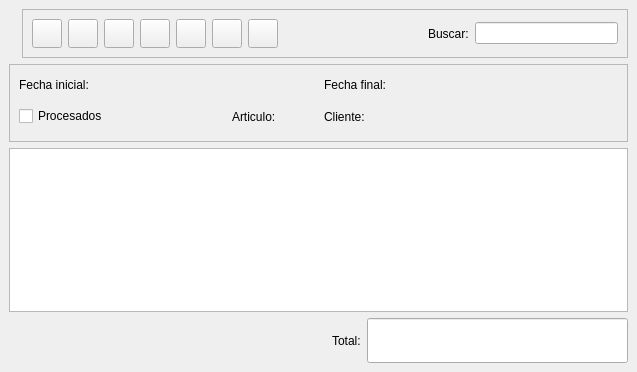
The window that bulmages/bulmafact/src/albaranclientelistbase.ui (eboladev/Bulmages-1) describes before a commit, drawn with Qt 5.
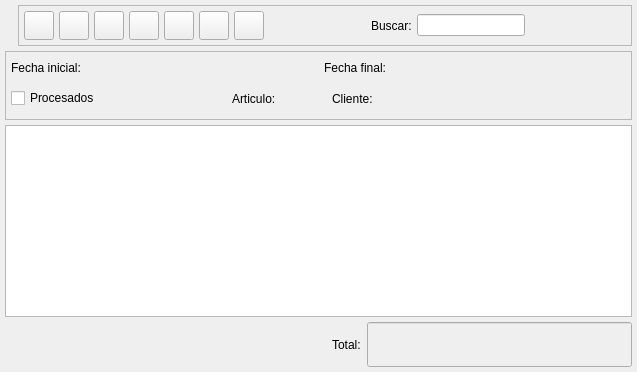
The same window after the commit. Icons and pictures are not drawn. Custom widgets are drawn as their Qt base class.

Patch:
```diff
--- a/bulmages/bulmafact/src/albaranclientelistbase.ui
+++ b/bulmages/bulmafact/src/albaranclientelistbase.ui
@@ -23,10 +23,10 @@
   </property>
   <layout class="QVBoxLayout" >
    <property name="margin" >
-    <number>9</number>
+    <number>5</number>
    </property>
    <property name="spacing" >
-    <number>6</number>
+    <number>5</number>
    </property>
    <item>
     <layout class="QHBoxLayout" >
@@ -56,10 +56,10 @@
        </property>
        <layout class="QHBoxLayout" >
         <property name="margin" >
-         <number>9</number>
+         <number>5</number>
         </property>
         <property name="spacing" >
-         <number>6</number>
+         <number>5</number>
         </property>
         <item>
          <widget class="QToolButton" name="mui_crear" >
@@ -247,6 +247,19 @@
         <item>
          <widget class="QLineEdit" name="m_filtro" />
         </item>
+        <item>
+         <spacer>
+          <property name="orientation" >
+           <enum>Qt::Horizontal</enum>
+          </property>
+          <property name="sizeHint" >
+           <size>
+            <width>40</width>
+            <height>20</height>
+           </size>
+          </property>
+         </spacer>
+        </item>
        </layout>
       </widget>
      </item>
@@ -262,10 +275,10 @@
      </property>
      <layout class="QVBoxLayout" >
       <property name="margin" >
-       <number>9</number>
+       <number>5</number>
       </property>
       <property name="spacing" >
-       <number>6</number>
+       <number>5</number>
       </property>
       <item>
        <layout class="QHBoxLayout" >
@@ -447,6 +460,271 @@
        <property name="enabled" >
         <bool>true</bool>
        </property>
+       <property name="palette" >
+        <palette>
+         <active>
+          <color>
+           <red>0</red>
+           <green>0</green>
+           <blue>0</blue>
+          </color>
+          <color>
+           <red>221</red>
+           <green>223</green>
+           <blue>228</blue>
+          </color>
+          <color>
+           <red>255</red>
+           <green>255</green>
+           <blue>255</blue>
+          </color>
+          <color>
+           <red>255</red>
+           <green>255</green>
+           <blue>255</blue>
+          </color>
+          <color>
+           <red>85</red>
+           <green>85</green>
+           <blue>85</blue>
+          </color>
+          <color>
+           <red>199</red>
+           <green>199</green>
+           <blue>199</blue>
+          </color>
+          <color>
+           <red>0</red>
+           <green>0</green>
+           <blue>0</blue>
+          </color>
+          <color>
+           <red>255</red>
+           <green>255</green>
+           <blue>255</blue>
+          </color>
+          <color>
+           <red>0</red>
+           <green>0</green>
+           <blue>0</blue>
+          </color>
+          <color>
+           <red>239</red>
+           <green>239</green>
+           <blue>239</blue>
+          </color>
+          <color>
+           <red>239</red>
+           <green>239</green>
+           <blue>239</blue>
+          </color>
+          <color>
+           <red>0</red>
+           <green>0</green>
+           <blue>0</blue>
+          </color>
+          <color>
+           <red>103</red>
+           <green>141</green>
+           <blue>178</blue>
+          </color>
+          <color>
+           <red>255</red>
+           <green>255</green>
+           <blue>255</blue>
+          </color>
+          <color>
+           <red>0</red>
+           <green>0</green>
+           <blue>238</blue>
+          </color>
+          <color>
+           <red>82</red>
+           <green>24</green>
+           <blue>139</blue>
+          </color>
+          <color>
+           <red>232</red>
+           <green>232</green>
+           <blue>232</blue>
+          </color>
+         </active>
+         <inactive>
+          <color>
+           <red>0</red>
+           <green>0</green>
+           <blue>0</blue>
+          </color>
+          <color>
+           <red>221</red>
+           <green>223</green>
+           <blue>228</blue>
+          </color>
+          <color>
+           <red>255</red>
+           <green>255</green>
+           <blue>255</blue>
+          </color>
+          <color>
+           <red>255</red>
+           <green>255</green>
+           <blue>255</blue>
+          </color>
+          <color>
+           <red>85</red>
+           <green>85</green>
+           <blue>85</blue>
+          </color>
+          <color>
+           <red>199</red>
+           <green>199</green>
+           <blue>199</blue>
+          </color>
+          <color>
+           <red>0</red>
+           <green>0</green>
+           <blue>0</blue>
+          </color>
+          <color>
+           <red>255</red>
+           <green>255</green>
+           <blue>255</blue>
+          </color>
+          <color>
+           <red>0</red>
+           <green>0</green>
+           <blue>0</blue>
+          </color>
+          <color>
+           <red>239</red>
+           <green>239</green>
+           <blue>239</blue>
+          </color>
+          <color>
+           <red>239</red>
+           <green>239</green>
+           <blue>239</blue>
+          </color>
+          <color>
+           <red>0</red>
+           <green>0</green>
+           <blue>0</blue>
+          </color>
+          <color>
+           <red>103</red>
+           <green>141</green>
+           <blue>178</blue>
+          </color>
+          <color>
+           <red>255</red>
+           <green>255</green>
+           <blue>255</blue>
+          </color>
+          <color>
+           <red>0</red>
+           <green>0</green>
+           <blue>238</blue>
+          </color>
+          <color>
+           <red>82</red>
+           <green>24</green>
+           <blue>139</blue>
+          </color>
+          <color>
+           <red>232</red>
+           <green>232</green>
+           <blue>232</blue>
+          </color>
+         </inactive>
+         <disabled>
+          <color>
+           <red>128</red>
+           <green>128</green>
+           <blue>128</blue>
+          </color>
+          <color>
+           <red>221</red>
+           <green>223</green>
+           <blue>228</blue>
+          </color>
+          <color>
+           <red>255</red>
+           <green>255</green>
+           <blue>255</blue>
+          </color>
+          <color>
+           <red>255</red>
+           <green>255</green>
+           <blue>255</blue>
+          </color>
+          <color>
+           <red>85</red>
+           <green>85</green>
+           <blue>85</blue>
+          </color>
+          <color>
+           <red>199</red>
+           <green>199</green>
+           <blue>199</blue>
+          </color>
+          <color>
+           <red>199</red>
+           <green>199</green>
+           <blue>199</blue>
+          </color>
+          <color>
+           <red>255</red>
+           <green>255</green>
+           <blue>255</blue>
+          </color>
+          <color>
+           <red>128</red>
+           <green>128</green>
+           <blue>128</blue>
+          </color>
+          <color>
+           <red>239</red>
+           <green>239</green>
+           <blue>239</blue>
+          </color>
+          <color>
+           <red>239</red>
+           <green>239</green>
+           <blue>239</blue>
+          </color>
+          <color>
+           <red>0</red>
+           <green>0</green>
+           <blue>0</blue>
+          </color>
+          <color>
+           <red>86</red>
+           <green>117</green>
+           <blue>148</blue>
+          </color>
+          <color>
+           <red>255</red>
+           <green>255</green>
+           <blue>255</blue>
+          </color>
+          <color>
+           <red>0</red>
+           <green>0</green>
+           <blue>238</blue>
+          </color>
+          <color>
+           <red>82</red>
+           <green>24</green>
+           <blue>139</blue>
+          </color>
+          <color>
+           <red>232</red>
+           <green>232</green>
+           <blue>232</blue>
+          </color>
+         </disabled>
+        </palette>
+       </property>
        <property name="font" >
         <font>
          <family>Sans Serif</family>
@@ -470,6 +748,20 @@
  <layoutdefault spacing="3" margin="5" />
  <pixmapfunction></pixmapfunction>
  <customwidgets>
+  <customwidget>
+   <class>BusquedaFecha</class>
+   <extends></extends>
+   <header>../../../bulmalib/busquedafecha.h</header>
+   <container>0</container>
+   <pixmap></pixmap>
+  </customwidget>
+  <customwidget>
+   <class>BusquedaCliente</class>
+   <extends></extends>
+   <header>busquedacliente.h</header>
+   <container>0</container>
+   <pixmap></pixmap>
+  </customwidget>
   <customwidget>
    <class>BusquedaArticulo</class>
    <extends></extends>
@@ -484,20 +776,6 @@
    <container>0</container>
    <pixmap></pixmap>
   </customwidget>
-  <customwidget>
-   <class>BusquedaFecha</class>
-   <extends></extends>
-   <header>../../../bulmalib/busquedafecha.h</header>
-   <container>0</container>
-   <pixmap></pixmap>
-  </customwidget>
-  <customwidget>
-   <class>BusquedaCliente</class>
-   <extends></extends>
-   <header>busquedacliente.h</header>
-   <container>0</container>
-   <pixmap></pixmap>
-  </customwidget>
  </customwidgets>
  <resources>
   <include location="../../bulmages-recursos-graficos.qrc" />
```
Left out of the diff: 2 changed lines with no effect on the pictures.
